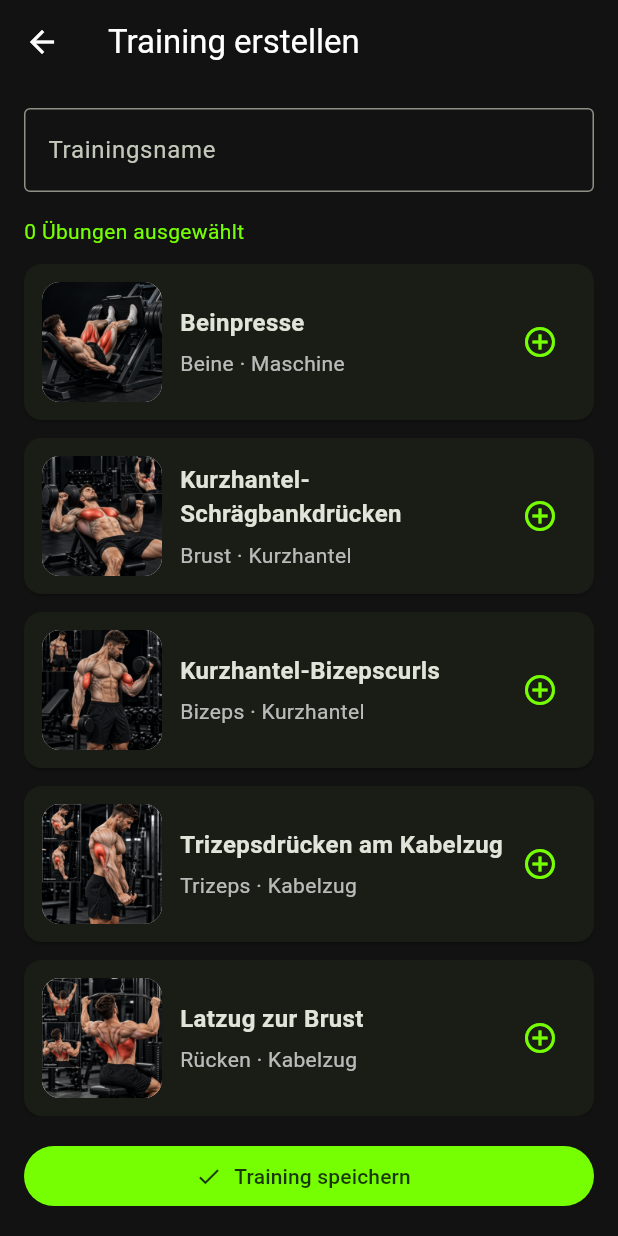
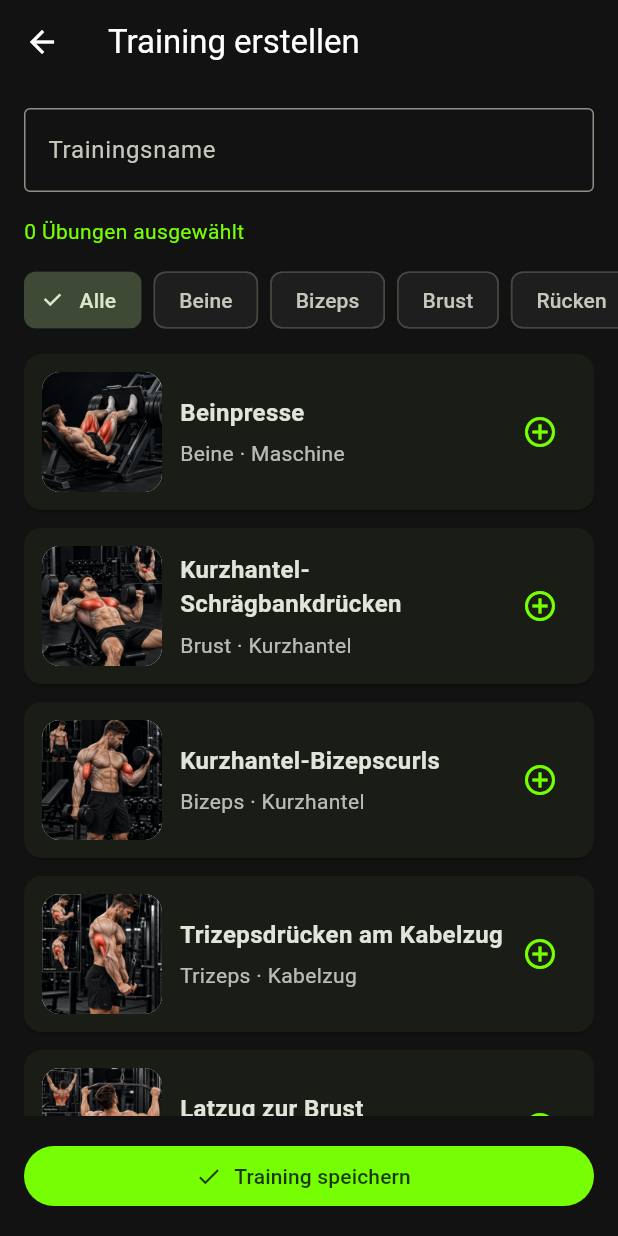
Before and after one commit to JanMeyfarth1999/repstar, a Flutter app: the CreateTrainingScreen screen opened directly, on a phone screen of 412 x 824 dp. Run offline on Flutter 3.47's test engine with Material 3 defaults, Android fonts, the phone set to English and light mode, and no system bars.

Commit message:
trainings filter

```diff
--- a/lib/screens/create_training_screen.dart
+++ b/lib/screens/create_training_screen.dart
@@ -8,8 +8,7 @@ class CreateTrainingScreen extends StatefulWidget {
   const CreateTrainingScreen({super.key});
 
   @override
-  State<CreateTrainingScreen> createState() =>
-      _CreateTrainingScreenState();
+  State<CreateTrainingScreen> createState() => _CreateTrainingScreenState();
 }
 
 class _CreateTrainingScreenState extends State<CreateTrainingScreen> {
@@ -17,6 +16,9 @@ class _CreateTrainingScreenState extends State<CreateTrainingScreen> {
 
   /// Die Reihenfolge der Auswahl wird für das Training übernommen.
   final List<Exercise> _selectedExercises = [];
+
+  /// Ohne ausgewählte Muskelgruppe werden alle Übungen angezeigt.
+  String? _selectedMuscleGroup;
 
   /// Prüft anhand der Kennung, ob eine Übung ausgewählt ist.
   bool _isSelected(Exercise exercise) {
@@ -68,11 +70,19 @@ class _CreateTrainingScreenState extends State<CreateTrainingScreen> {
   @override
   Widget build(BuildContext context) {
     final accentColor = Theme.of(context).colorScheme.primary;
+    // Jede vorhandene Muskelgruppe einmal anzeigen und alphabetisch sortieren.
+    final muscleGroups =
+        exerciseLibrary.map((exercise) => exercise.muscleGroup).toSet().toList()
+          ..sort();
+
+    // Der Filter ändert nur die Anzeige, nicht die ausgewählten Übungen.
+    final filteredExercises = exerciseLibrary.where((exerise) {
+      return _selectedMuscleGroup == null ||
+          exerise.muscleGroup == _selectedMuscleGroup;
+    }).toList();
 
     return Scaffold(
-      appBar: AppBar(
-        title: const Text('Training erstellen'),
-      ),
+      appBar: AppBar(title: const Text('Training erstellen')),
       body: Column(
         children: [
           Padding(
@@ -98,12 +108,47 @@ class _CreateTrainingScreenState extends State<CreateTrainingScreen> {
             ),
           ),
           const SizedBox(height: 12),
+
+          // Die Filterleiste lässt sich bei wenig Platz seitlich scrollen.
+          SingleChildScrollView(
+            scrollDirection: Axis.horizontal,
+            padding: const EdgeInsets.symmetric(horizontal: 16),
+            child: Row(
+              children: [
+                ChoiceChip(
+                  label: const Text('Alle'),
+                  selected: _selectedMuscleGroup == null,
+                  onSelected: (_) {
+                    setState(() {
+                      _selectedMuscleGroup = null;
+                    });
+                  },
+                ),
+                for (final muscleGroup in muscleGroups)
+                  Padding(
+                    padding: const EdgeInsets.only(left: 8),
+                    child: ChoiceChip(
+                      label: Text(muscleGroup),
+                      selected: _selectedMuscleGroup == muscleGroup,
+                      onSelected: (selected) {
+                        setState(() {
+                          // Erneutes Antippen hebt den Filter auf.
+                          _selectedMuscleGroup = selected ? muscleGroup : null;
+                        });
+                      },
+                    ),
+                  ),
+              ],
+            ),
+          ),
+
+          const SizedBox(height: 12),
           Expanded(
             child: ListView.builder(
               padding: const EdgeInsets.fromLTRB(16, 0, 16, 16),
-              itemCount: exerciseLibrary.length,
+              itemCount: filteredExercises.length,
               itemBuilder: (context, index) {
-                final exercise = exerciseLibrary[index];
+                final exercise = filteredExercises[index];
                 final isSelected = _isSelected(exercise);
 
                 // Dieselbe Karte stellt jede Übung aus der Liste dar.
@@ -141,9 +186,7 @@ class _CreateTrainingScreenState extends State<CreateTrainingScreen> {
                               Text(
                                 '${exercise.muscleGroup} · '
                                 '${exercise.equipment}',
-                                style: const TextStyle(
-                                  color: Colors.white70,
-                                ),
+                                style: const TextStyle(color: Colors.white70),
                               ),
                             ],
                           ),
```
